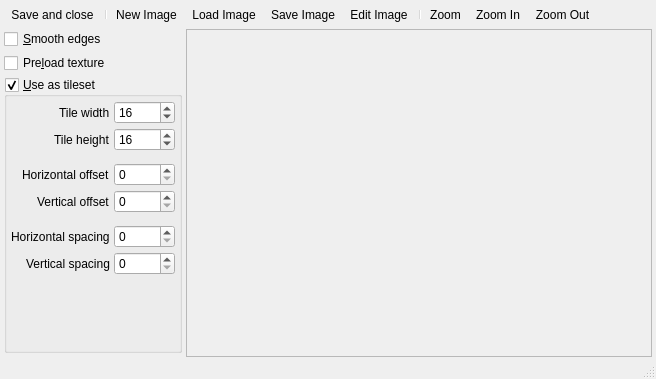
enigma-dev/RadialGM, file Editors/BackgroundEditor.ui: the form before one commit.
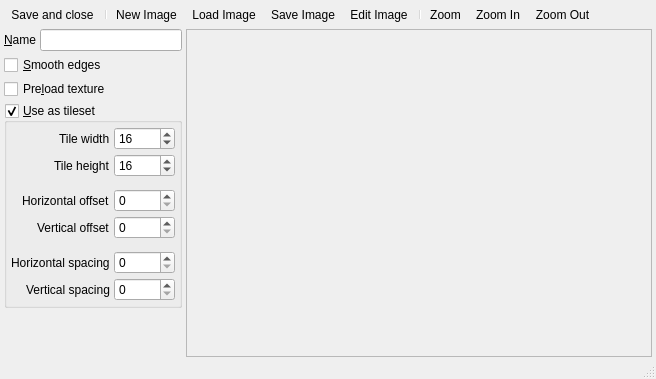
The form after the commit. Icons and pictures are not drawn. Custom widgets are drawn as their Qt base class.

Commit message:
Background Editor Layout Improvements (#156)
* Changes properties layout from vbox to form so it has two columns where that's needed like the name field.
* Adds the name label and a buddy field.
* Maps the name field to the tree node.
* Changes the tileset groupbox to fixed vertical size policy.

The edit to the form file:
```diff
--- a/Editors/BackgroundEditor.ui
+++ b/Editors/BackgroundEditor.ui
@@ -89,13 +89,16 @@
       <number>0</number>
      </property>
      <item>
-      <layout class="QVBoxLayout" name="propertiesLayout">
-       <property name="spacing">
-        <number>4</number>
-       </property>
+      <layout class="QFormLayout" name="propertiesLayout">
        <property name="sizeConstraint">
         <enum>QLayout::SetDefaultConstraint</enum>
        </property>
+       <property name="horizontalSpacing">
+        <number>4</number>
+       </property>
+       <property name="verticalSpacing">
+        <number>4</number>
+       </property>
        <property name="leftMargin">
         <number>4</number>
        </property>
@@ -108,24 +111,24 @@
        <property name="bottomMargin">
         <number>4</number>
        </property>
-       <item>
+       <item row="1" column="0" colspan="2">
         <widget class="QCheckBox" name="smoothCheckBox">
          <property name="text">
           <string>&amp;Smooth edges</string>
          </property>
         </widget>
        </item>
-       <item>
+       <item row="2" column="0" colspan="2">
         <widget class="QCheckBox" name="preloadCheckBox">
          <property name="text">
           <string>Pre&amp;load texture</string>
          </property>
         </widget>
        </item>
-       <item>
+       <item row="3" column="0" colspan="2">
         <widget class="QGroupBox" name="tilesetGroupBox">
          <property name="sizePolicy">
-          <sizepolicy hsizetype="Minimum" vsizetype="Expanding">
+          <sizepolicy hsizetype="Minimum" vsizetype="Fixed">
            <horstretch>0</horstretch>
            <verstretch>0</verstretch>
           </sizepolicy>
@@ -352,6 +355,19 @@
          </layout>
         </widget>
        </item>
+       <item row="0" column="0">
+        <widget class="QLabel" name="nameLabel">
+         <property name="text">
+          <string>&amp;Name</string>
+         </property>
+         <property name="buddy">
+          <cstring>nameEdit</cstring>
+         </property>
+        </widget>
+       </item>
+       <item row="0" column="1">
+        <widget class="QLineEdit" name="nameEdit"/>
+       </item>
       </layout>
      </item>
      <item>
```
The commit also changes 1 other file.
